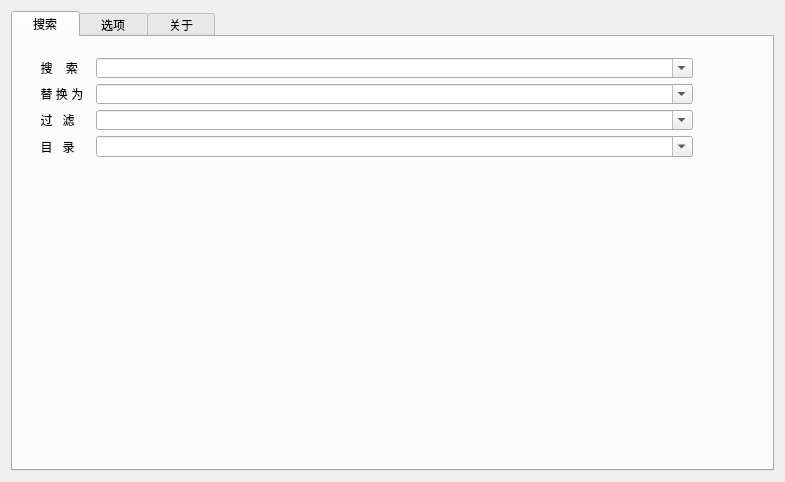
This is searcherdialog.ui in caorr1980/StringSearcher as Qt 5 draws it before an edit. The edited form follows.
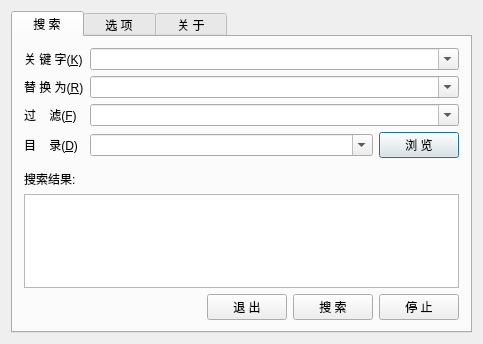
This is the edited form.

Commit message: UI ready for Search Tab - TBD

What changed in the file:
```diff
--- a/searcherdialog.ui
+++ b/searcherdialog.ui
@@ -6,14 +6,14 @@
    <rect>
     <x>0</x>
     <y>0</y>
-    <width>785</width>
-    <height>482</height>
+    <width>483</width>
+    <height>344</height>
    </rect>
   </property>
   <property name="windowTitle">
    <string>SearcherDialog</string>
   </property>
-  <layout class="QHBoxLayout" name="horizontalLayout">
+  <layout class="QVBoxLayout" name="verticalLayout">
    <item>
     <widget class="QTabWidget" name="SearcherTabWidget">
      <property name="tabShape">
@@ -42,108 +42,267 @@
        <string/>
       </property>
       <attribute name="title">
-       <string>   搜索   </string>
+       <string>   搜 索   </string>
       </attribute>
-      <widget class="QWidget" name="">
-       <property name="geometry">
-        <rect>
-         <x>10</x>
-         <y>10</y>
-         <width>681</width>
-         <height>121</height>
-        </rect>
-       </property>
-       <layout class="QFormLayout" name="formLayout">
-        <property name="fieldGrowthPolicy">
-         <enum>QFormLayout::AllNonFixedFieldsGrow</enum>
-        </property>
-        <item row="0" column="0">
-         <widget class="QLabel" name="label">
-          <property name="text">
-           <string>  搜    索  </string>
-          </property>
-         </widget>
-        </item>
-        <item row="0" column="1">
-         <widget class="QComboBox" name="comboBox">
-          <property name="editable">
-           <bool>true</bool>
-          </property>
-          <item>
+      <layout class="QVBoxLayout" name="verticalLayout_2">
+       <item>
+        <layout class="QGridLayout" name="gridLayout">
+         <property name="sizeConstraint">
+          <enum>QLayout::SetNoConstraint</enum>
+         </property>
+         <property name="horizontalSpacing">
+          <number>6</number>
+         </property>
+         <item row="2" column="0">
+          <widget class="QLabel" name="label_3">
+           <property name="sizePolicy">
+            <sizepolicy hsizetype="Fixed" vsizetype="Preferred">
+             <horstretch>0</horstretch>
+             <verstretch>0</verstretch>
+            </sizepolicy>
+           </property>
            <property name="text">
-            <string/>
+            <string>过    滤(&amp;F)</string>
            </property>
-          </item>
-         </widget>
-        </item>
-        <item row="1" column="0">
-         <widget class="QLabel" name="label_2">
-          <property name="text">
-           <string>  替 换 为  </string>
-          </property>
-         </widget>
-        </item>
-        <item row="1" column="1">
-         <widget class="QComboBox" name="comboBox_2">
-          <property name="editable">
-           <bool>true</bool>
-          </property>
-          <item>
+           <property name="buddy">
+            <cstring>comboBox_3</cstring>
+           </property>
+          </widget>
+         </item>
+         <item row="3" column="0">
+          <widget class="QLabel" name="label_4">
+           <property name="sizePolicy">
+            <sizepolicy hsizetype="Fixed" vsizetype="Preferred">
+             <horstretch>0</horstretch>
+             <verstretch>0</verstretch>
+            </sizepolicy>
+           </property>
            <property name="text">
-            <string/>
+            <string>目    录(&amp;D)</string>
            </property>
-          </item>
-         </widget>
-        </item>
-        <item row="2" column="0">
-         <widget class="QLabel" name="label_3">
-          <property name="text">
-           <string>  过   滤  </string>
-          </property>
-         </widget>
-        </item>
-        <item row="2" column="1">
-         <widget class="QComboBox" name="comboBox_3">
-          <property name="editable">
-           <bool>true</bool>
-          </property>
-          <item>
+           <property name="buddy">
+            <cstring>comboBox_4</cstring>
+           </property>
+          </widget>
+         </item>
+         <item row="1" column="0">
+          <widget class="QLabel" name="label_2">
+           <property name="sizePolicy">
+            <sizepolicy hsizetype="Fixed" vsizetype="Preferred">
+             <horstretch>0</horstretch>
+             <verstretch>0</verstretch>
+            </sizepolicy>
+           </property>
            <property name="text">
-            <string/>
+            <string>替 换 为(&amp;R)</string>
            </property>
-          </item>
-         </widget>
-        </item>
-        <item row="3" column="0">
-         <widget class="QLabel" name="label_4">
-          <property name="text">
-           <string>  目   录  </string>
-          </property>
-         </widget>
-        </item>
-        <item row="3" column="1">
-         <widget class="QComboBox" name="comboBox_4">
-          <property name="editable">
-           <bool>true</bool>
-          </property>
-          <item>
+           <property name="buddy">
+            <cstring>comboBox_2</cstring>
+           </property>
+          </widget>
+         </item>
+         <item row="0" column="0">
+          <widget class="QLabel" name="label">
+           <property name="sizePolicy">
+            <sizepolicy hsizetype="Fixed" vsizetype="Preferred">
+             <horstretch>0</horstretch>
+             <verstretch>0</verstretch>
+            </sizepolicy>
+           </property>
            <property name="text">
-            <string/>
+            <string>关 键 字(&amp;K)</string>
            </property>
-          </item>
-         </widget>
-        </item>
-       </layout>
-      </widget>
+           <property name="wordWrap">
+            <bool>false</bool>
+           </property>
+           <property name="buddy">
+            <cstring>comboBox</cstring>
+           </property>
+          </widget>
+         </item>
+         <item row="3" column="2">
+          <widget class="QPushButton" name="pushButton">
+           <property name="sizePolicy">
+            <sizepolicy hsizetype="Fixed" vsizetype="Preferred">
+             <horstretch>0</horstretch>
+             <verstretch>0</verstretch>
+            </sizepolicy>
+           </property>
+           <property name="text">
+            <string> 浏 览 </string>
+           </property>
+          </widget>
+         </item>
+         <item row="3" column="1">
+          <widget class="QComboBox" name="comboBox_4">
+           <property name="sizePolicy">
+            <sizepolicy hsizetype="Preferred" vsizetype="Fixed">
+             <horstretch>0</horstretch>
+             <verstretch>0</verstretch>
+            </sizepolicy>
+           </property>
+           <property name="editable">
+            <bool>true</bool>
+           </property>
+           <property name="maxCount">
+            <number>10</number>
+           </property>
+           <item>
+            <property name="text">
+             <string/>
+            </property>
+           </item>
+          </widget>
+         </item>
+         <item row="2" column="1" colspan="2">
+          <widget class="QComboBox" name="comboBox_3">
+           <property name="sizePolicy">
+            <sizepolicy hsizetype="Preferred" vsizetype="Fixed">
+             <horstretch>0</horstretch>
+             <verstretch>0</verstretch>
+            </sizepolicy>
+           </property>
+           <property name="editable">
+            <bool>true</bool>
+           </property>
+           <property name="maxCount">
+            <number>10</number>
+           </property>
+           <item>
+            <property name="text">
+             <string/>
+            </property>
+           </item>
+          </widget>
+         </item>
+         <item row="1" column="1" colspan="2">
+          <widget class="QComboBox" name="comboBox_2">
+           <property name="sizePolicy">
+            <sizepolicy hsizetype="Preferred" vsizetype="Fixed">
+             <horstretch>0</horstretch>
+             <verstretch>0</verstretch>
+            </sizepolicy>
+           </property>
+           <property name="editable">
+            <bool>true</bool>
+           </property>
+           <property name="maxCount">
+            <number>10</number>
+           </property>
+           <item>
+            <property name="text">
+             <string/>
+            </property>
+           </item>
+          </widget>
+         </item>
+         <item row="0" column="1" colspan="2">
+          <widget class="QComboBox" name="comboBox">
+           <property name="sizePolicy">
+            <sizepolicy hsizetype="Preferred" vsizetype="Fixed">
+             <horstretch>0</horstretch>
+             <verstretch>0</verstretch>
+            </sizepolicy>
+           </property>
+           <property name="minimumSize">
+            <size>
+             <width>0</width>
+             <height>0</height>
+            </size>
+           </property>
+           <property name="editable">
+            <bool>true</bool>
+           </property>
+           <property name="maxCount">
+            <number>10</number>
+           </property>
+           <item>
+            <property name="text">
+             <string/>
+            </property>
+           </item>
+          </widget>
+         </item>
+        </layout>
+       </item>
+       <item>
+        <spacer name="verticalSpacer">
+         <property name="orientation">
+          <enum>Qt::Vertical</enum>
+         </property>
+         <property name="sizeType">
+          <enum>QSizePolicy::Fixed</enum>
+         </property>
+         <property name="sizeHint" stdset="0">
+          <size>
+           <width>20</width>
+           <height>6</height>
+          </size>
+         </property>
+        </spacer>
+       </item>
+       <item>
+        <widget class="QLabel" name="label_5">
+         <property name="text">
+          <string>搜索结果:</string>
+         </property>
+        </widget>
+       </item>
+       <item>
+        <widget class="QTableWidget" name="tableWidget">
+         <property name="frameShape">
+          <enum>QFrame::StyledPanel</enum>
+         </property>
+        </widget>
+       </item>
+       <item>
+        <layout class="QHBoxLayout" name="horizontalLayout">
+         <item>
+          <spacer name="horizontalSpacer">
+           <property name="orientation">
+            <enum>Qt::Horizontal</enum>
+           </property>
+           <property name="sizeHint" stdset="0">
+            <size>
+             <width>40</width>
+             <height>20</height>
+            </size>
+           </property>
+          </spacer>
+         </item>
+         <item>
+          <widget class="QPushButton" name="pushButton_2">
+           <property name="text">
+            <string>退 出</string>
+           </property>
+          </widget>
+         </item>
+         <item>
+          <widget class="QPushButton" name="pushButton_4">
+           <property name="text">
+            <string>搜 索</string>
+           </property>
+          </widget>
+         </item>
+         <item>
+          <widget class="QPushButton" name="pushButton_3">
+           <property name="text">
+            <string>停 止</string>
+           </property>
+          </widget>
+         </item>
+        </layout>
+       </item>
+      </layout>
      </widget>
      <widget class="QWidget" name="options">
       <attribute name="title">
-       <string>   选项   </string>
+       <string>   选 项   </string>
       </attribute>
      </widget>
      <widget class="QWidget" name="about">
       <attribute name="title">
-       <string>   关于   </string>
+       <string>   关 于   </string>
       </attribute>
      </widget>
     </widget>
```
Left out of the diff: 12 changed lines with no effect on the pictures.
